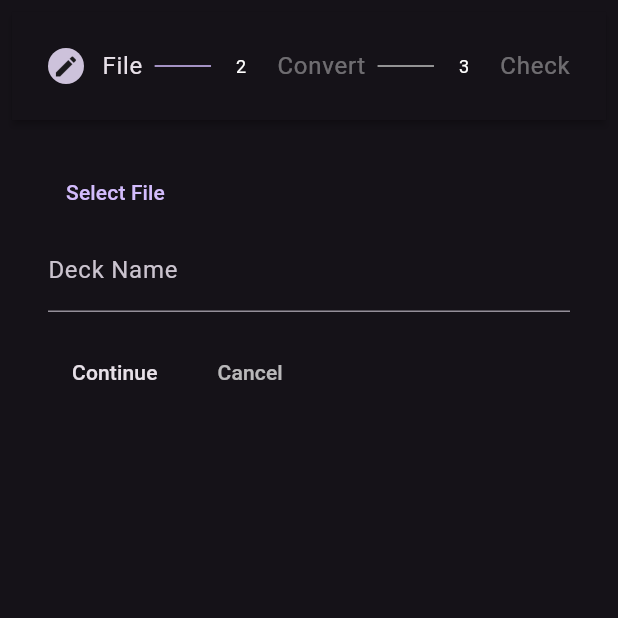
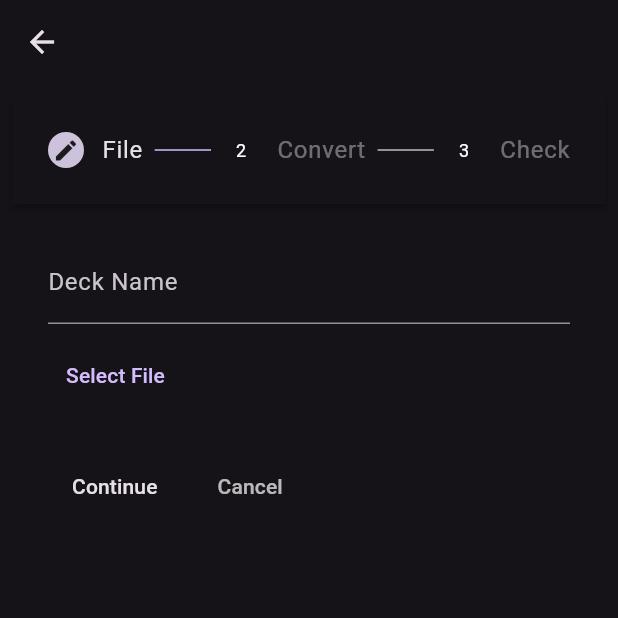
Before and after one commit to 3waffel/vocab_box, a Flutter app: the screen it shows after launch, after a tap on "Start with local database", after a tap on the "add" icon, on a phone screen of 412 x 824 dp, the top half of it. Run offline on Flutter 3.47's test engine with Material 3 defaults, Android fonts, the light colour scheme and no system bars; our stand-ins replace cloud_firestore, csv, file_picker, firebase_auth, firebase_core, package_info_plus and 3 more; accounts and stored records are empty; generated files the repository leaves out were written again; network calls fail.

Commit message:
refactor: reorganize card model fields

```diff
--- a/lib/common/database/local_database.dart
+++ b/lib/common/database/local_database.dart
@@ -126,7 +126,7 @@ class LocalDatabase implements CardDatabase {
         table,
         card.toMap(),
         where: '${CardField.id.name} = ?',
-        whereArgs: [card.id],
+        whereArgs: [card.fields[CardField.id]],
       );
     }
   }
--- a/lib/common/deck_loader.dart
+++ b/lib/common/deck_loader.dart
@@ -31,28 +31,18 @@ class DeckLoader {
 
     final List<CardField> _columns = columns ?? CardField.values;
 
-    assert(_columns.toSet().containsAll({
-      CardField.frontTitle,
-      CardField.frontSubtitle,
-      CardField.backTitle,
-    }));
-
     return List.generate(
       fields.length,
       (index) {
-        var _id = _columns.contains(CardField.id)
-            ? fields[index][_columns.indexOf(CardField.id)]
-            : index + 1;
-        return CardModel(
-          id: _id is int ? _id : index + 1,
-          frontTitle:
-              fields[index][_columns.indexOf(CardField.frontTitle)].toString(),
-          frontSubtitle: fields[index]
-                  [_columns.indexOf(CardField.frontSubtitle)]
-              .toString(),
-          backTitle:
-              fields[index][_columns.indexOf(CardField.backTitle)].toString(),
-        );
+        Map<String, Object?> map = {};
+        for (var field in CardField.values) {
+          int fieldIndex = _columns.indexOf(field);
+          if (fieldIndex != -1) {
+            var fieldValue = fields[index][fieldIndex];
+            map.putIfAbsent(field.name, () => fieldValue);
+          }
+        }
+        return CardModel.fromMap(map);
       },
     );
   }
--- a/lib/models/card.dart
+++ b/lib/models/card.dart
@@ -8,65 +8,54 @@ enum CardField {
 
   final String sqlType;
 
-  static String get fields =>
-      CardField.values.map((e) => "${e.name} ${e.sqlType}").join(", ");
-
   const CardField({
     required this.sqlType,
   });
+
+  static String get fields =>
+      CardField.values.map((e) => "${e.name} ${e.sqlType}").join(", ");
 }
 
 class CardModel {
-  final int id;
-  final String frontTitle;
-  final String frontSubtitle;
-  final String backTitle;
-  int correctTimes = 0;
-  bool isLearning = false;
+  Map<CardField, Object?> fields = {
+    CardField.id: 0,
+    CardField.frontTitle: "",
+    CardField.frontSubtitle: "",
+    CardField.backTitle: "",
+    CardField.correctTimes: 0,
+    CardField.isLearning: 0,
+  };
 
-  Map<String, Object?> toMap() {
-    return {
-      'id': id,
-      'frontTitle': frontTitle,
-      'frontSubtitle': frontSubtitle,
-      'backTitle': backTitle,
-      'correctTimes': correctTimes,
-      'isLearning': isLearning ? 1 : 0,
-    };
-  }
-
-  CardModel({
-    required this.id,
-    required this.frontTitle,
-    required this.frontSubtitle,
-    required this.backTitle,
-    this.correctTimes = 0,
-    this.isLearning = false,
-  });
+  CardModel();
 
   @override
   String toString() {
-    return '$id | $frontTitle | $frontSubtitle | $backTitle';
+    return fields.entries.fold(
+        "",
+        (prev, curr) =>
+            prev + curr.key.name + ": " + curr.value.toString() + "\n");
   }
 
+  Map<String, Object?> toMap() {
+    return fields.map((key, value) => MapEntry(key.name, value));
+  }
+
+  CardModel.fromMap(Map<String, Object?> map)
+      : fields = map.map((key, value) {
+          var newKey =
+              CardField.values.firstWhere((element) => element.name == key);
+          if (newKey.sqlType.startsWith("INTEGER")) {
+            int? parsed = int.tryParse(value.toString());
+            if (parsed != null) {
+              return MapEntry(newKey, parsed);
+            } else {
+              return MapEntry(newKey, 0);
+            }
+          }
+          return MapEntry(newKey, value.toString());
+        });
+
   static List<CardModel> fromMapList(List<Map<String, Object?>> maps) {
-    return [
-      for (final {
-            'id': id as int,
-            'frontTitle': frontTitle as String,
-            'frontSubtitle': frontSubtitle as String,
-            'backTitle': backTitle as String,
-            'correctTimes': correctTimes as int,
-            'isLearning': isLearning as int,
-          } in maps)
-        CardModel(
-          id: id,
-          frontTitle: frontTitle,
-          frontSubtitle: frontSubtitle,
-          backTitle: backTitle,
-          correctTimes: correctTimes,
-          isLearning: isLearning.isOdd,
-        )
-    ];
+    return [for (final map in maps) CardModel.fromMap(map)];
   }
 }
--- a/lib/screens/home.dart
+++ b/lib/screens/home.dart
@@ -40,6 +40,11 @@ class _HomeScreenState extends State<HomeScreen> {
   @override
   void initState() {
     super.initState();
+  }
+
+  @override
+  void didChangeDependencies() {
+    super.didChangeDependencies();
     if (deckStatusList.isEmpty) {
       _syncAllDeckStatus();
     }
@@ -53,17 +58,22 @@ class _HomeScreenState extends State<HomeScreen> {
       final maps = await cardDatabase.getTable(deckName);
       final cardList = CardModel.fromMapList(maps);
       final deckCount = cardList.length;
-      final completeCount =
-          cardList.where((item) => item.correctTimes > 3).length;
-      final learningCount = cardList.where((item) => item.isLearning).length;
+      final completeCount = cardList
+          .where((item) => item.fields[CardField.correctTimes] as int > 3)
+          .length;
+      final learningCount = cardList
+          .where((item) => item.fields[CardField.isLearning] == 1)
+          .length;
       newDeckStatusList.add(_DeckStatus(
           deckName: deckName,
           deckCount: deckCount,
           completeCount: completeCount,
           learningCount: learningCount));
     }
+    if (!listEquals(deckStatusList, newDeckStatusList)) {
       setState(() => deckStatusList = newDeckStatusList);
       SnackBarExt(context).fluidSnackBar("Sync All Done");
+    }
   }
 
   /// Sync single deck
@@ -76,9 +86,11 @@ class _HomeScreenState extends State<HomeScreen> {
     final maps = await cardDatabase.getTable(deckName);
     final cardList = CardModel.fromMapList(maps);
     final deckCount = cardList.length;
-    final completeCount =
-        cardList.where((item) => item.correctTimes > 3).length;
-    final learningCount = cardList.where((item) => item.isLearning).length;
+    final completeCount = cardList
+        .where((item) => item.fields[CardField.correctTimes] as int > 3)
+        .length;
+    final learningCount =
+        cardList.where((item) => item.fields[CardField.isLearning] == 1).length;
     setState(() {
       deckStatusList[index] = _DeckStatus(
           deckName: deckName,
@@ -231,16 +243,12 @@ class _DeckImportForm extends StatefulWidget {
 
 class _DeckImportFormState extends State<_DeckImportForm> {
   int currentStep = 0;
+  String? fileContent;
   TextEditingController deckNameController = TextEditingController();
-  String? fileContent;
+  TextEditingController cardListController = TextEditingController();
 
   (String, String, String) converterFormat = ('\t', '\n', '');
-  List<CardField> columns = [
-    CardField.id,
-    CardField.frontTitle,
-    CardField.frontSubtitle,
-    CardField.backTitle,
-  ];
+  List<CardField> columns = List.from(CardField.values);
   List<CardModel>? cardList;
 
   final _formKeys = <GlobalKey<FormState>>[
@@ -288,7 +296,10 @@ class _DeckImportFormState extends State<_DeckImportForm> {
         throw Exception(
             "Deck size exceeds limitation: " + _cardList.length.toString());
       }
-      setState(() => cardList = _cardList);
+      setState(() {
+        cardList = _cardList;
+        cardListController.text = _cardList.first.toString();
+      });
     } catch (e) {
       SnackBarExt(context)
           .fluidSnackBar("Failed to load the deck: " + e.toString());
@@ -319,14 +330,6 @@ class _DeckImportFormState extends State<_DeckImportForm> {
           child: Column(
             crossAxisAlignment: CrossAxisAlignment.start,
             children: [
-              FormField(
-                builder: (state) => TextButton(
-                  onPressed: _selectFile,
-                  child: state.isValid ? Text("Selected") : Text("Select File"),
-                ),
-                validator: (_) =>
-                    (fileContent == null) ? "Please select a file" : null,
-              ),
               TextFormField(
                 controller: deckNameController,
                 inputFormatters: [
@@ -335,9 +338,25 @@ class _DeckImportFormState extends State<_DeckImportForm> {
                 onFieldSubmitted: (value) =>
                     setState(() => deckNameController.text = value),
                 decoration: InputDecoration(labelText: "Deck Name"),
-                validator: (_) => (deckNameController.text.isEmpty)
-                    ? "Please enter deck name"
-                    : null,
+                validator: (_) {
+                  if (deckNameController.text.isEmpty) {
+                    return "Please enter deck name";
+                  } else if (fileContent == null) {
+                    return "Please select a file";
+                  } else if (deckNameController.text
+                      .startsWith(RegExp(r"[0-9]"))) {
+                    return "Illegal table name";
+                  } else {
+                    return null;
+                  }
+                },
+              ),
+              Padding(
+                padding: EdgeInsets.symmetric(vertical: 10),
+                child: TextButton(
+                  onPressed: _selectFile,
+                  child: Text("Select File"),
+                ),
               ),
             ],
           ),
@@ -354,6 +373,7 @@ class _DeckImportFormState extends State<_DeckImportForm> {
         content: Form(
           key: _formKeys[1],
           child: Column(
+            crossAxisAlignment: CrossAxisAlignment.start,
             children: [
               SizedBox(
                 height: 80,
@@ -361,15 +381,25 @@ class _DeckImportFormState extends State<_DeckImportForm> {
                 child: ReorderableListView(
                   shrinkWrap: true,
                   scrollDirection: Axis.horizontal,
-                  children: columns
-                      .map((e) => Container(
+                  children: columns.map(
+                    (element) {
+                      var fieldContainer = Container(
+                        key: Key(element.name),
                         decoration: BoxDecoration(
                           border: Border.all(color: Colors.white30),
                         ),
-                          key: Key(e.name),
                         padding: EdgeInsets.all(20),
-                          child: Text(e.name)))
-                      .toList(),
+                        child: Text(element.name),
+                      );
+                      return Dismissible(
+                        key: Key(element.name),
+                        direction: DismissDirection.vertical,
+                        child: fieldContainer,
+                        onDismissed: (direction) =>
+                            setState(() => columns.remove(element)),
+                      );
+                    },
+                  ).toList(),
                   onReorder: (oldIndex, newIndex) => setState(() {
                     if (newIndex > columns.length) newIndex = columns.length;
                     if (oldIndex < newIndex) newIndex--;
@@ -377,8 +407,9 @@ class _DeckImportFormState extends State<_DeckImportForm> {
                   }),
                 ),
               ),
+              SizedBox(height: 20),
               DropdownButtonFormField(
-                hint: Text("Field Delimiter"),
+                decoration: InputDecoration(labelText: "Field Delimiter"),
                 value: '\t',
                 items: [
                   DropdownMenuItem(value: ',', child: Text("comma")),
@@ -390,22 +421,18 @@ class _DeckImportFormState extends State<_DeckImportForm> {
                   converterFormat.$3,
                 ),
               ),
-              FormField(
-                builder: (state) => Row(
-                  children: [
-                    TextButton(
-                      onPressed: _convertFile,
-                      child: Text("Load"),
-                    ),
-                    Flexible(
-                      child: state.isValid
-                          ? Text(cardList!.first.toString())
-                          : Text("Card list is not loaded"),
-                    ),
-                  ],
-                ),
+              SizedBox(height: 20),
+              TextFormField(
+                readOnly: true,
+                decoration: InputDecoration(labelText: "Card Example"),
+                maxLines: 3,
+                controller: cardListController,
                 validator: (_) =>
                     cardList == null ? "Card list is not loaded" : null,
+              ),
+              Padding(
+                padding: EdgeInsets.symmetric(vertical: 10),
+                child: TextButton(onPressed: _convertFile, child: Text("Load")),
               ),
             ],
           ),
@@ -424,7 +451,7 @@ class _DeckImportFormState extends State<_DeckImportForm> {
           child: Wrap(
             clipBehavior: Clip.hardEdge,
             direction: Axis.vertical,
-              spacing: 10,
+            spacing: 20,
             children: cardList == null
                 ? []
                 : [
@@ -432,7 +459,8 @@ class _DeckImportFormState extends State<_DeckImportForm> {
                     Text("deck size:\t" + cardList!.length.toString()),
                     Text(cardList!.first.toString()),
                   ],
-            )),
+          ),
+        ),
       ),
     ];
   }
@@ -440,6 +468,7 @@ class _DeckImportFormState extends State<_DeckImportForm> {
   @override
   Widget build(BuildContext context) {
     return Scaffold(
+      appBar: AppBar(),
       body: Container(
         margin: EdgeInsets.all(8),
         child: Stepper(
```
Also changed, not shown: lib/common/database/firebase_database.dart (+11 -3 lines), lib/screens/browser.dart (+15 -8 lines), lib/screens/learning.dart (+23 -13 lines). Lines whose indentation alone changed are shown as unchanged.
